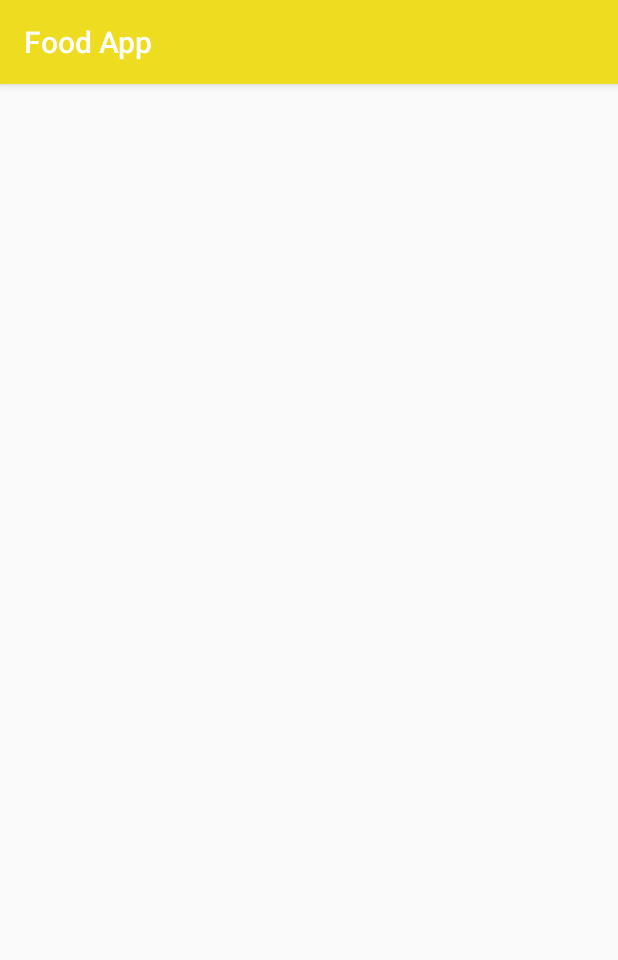
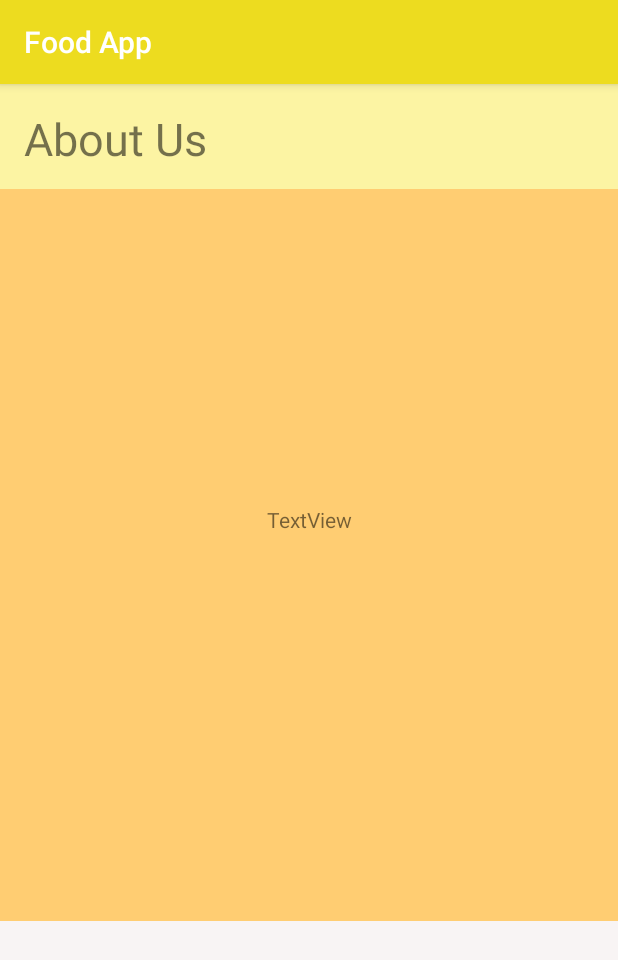
Before and after one commit to patricklouisw/UofTHack_Food_App, an Android app: the about screen opened directly, with no data from a screen before it, on a phone screen of 412 x 824 dp. Shown: the top 960 px of the screen. Run offline under Robolectric (Android 15) with nearby library versions, the phone set to English and light mode, and no system bars.

Commit message:
About page is added

```diff
--- a/app/src/main/res/layout/activity_about.xml
+++ b/app/src/main/res/layout/activity_about.xml
@@ -1,9 +1,51 @@
 <?xml version="1.0" encoding="utf-8"?>
-<androidx.constraintlayout.widget.ConstraintLayout xmlns:android="http://schemas.android.com/apk/res/android"
+<androidx.constraintlayout.widget.ConstraintLayout
+    xmlns:android="http://schemas.android.com/apk/res/android"
     xmlns:app="http://schemas.android.com/apk/res-auto"
     xmlns:tools="http://schemas.android.com/tools"
     android:layout_width="match_parent"
     android:layout_height="match_parent"
+    android:background="#FFCD72"
     tools:context=".about">
 
+    <View
+        android:id="@+id/topDivider"
+        android:layout_width="match_parent"
+        android:layout_height="70dp"
+        android:background="@color/rndBtnYellow"
+        app:layout_constraintEnd_toEndOf="parent"
+        app:layout_constraintStart_toStartOf="parent"
+        app:layout_constraintTop_toTopOf="parent" />
+
+    <TextView
+        android:id="@+id/aboutTitle"
+        android:layout_width="wrap_content"
+        android:layout_height="wrap_content"
+        android:layout_marginStart="16dp"
+        android:layout_marginTop="16dp"
+        android:text="About Us"
+        android:textSize="30sp"
+        app:layout_constraintStart_toStartOf="parent"
+        app:layout_constraintTop_toTopOf="parent" />
+
+    <View
+        android:id="@+id/bottomDivider"
+        android:layout_width="match_parent"
+        android:layout_height="210dp"
+        android:background="#F8F4F4"
+        app:layout_constraintBottom_toBottomOf="parent"
+        app:layout_constraintEnd_toEndOf="parent"
+        app:layout_constraintStart_toStartOf="parent" />
+
+    <TextView
+        android:id="@+id/textView6"
+        android:layout_width="wrap_content"
+        android:layout_height="wrap_content"
+        android:text="TextView"
+        app:layout_constraintBottom_toTopOf="@+id/bottomDivider"
+        app:layout_constraintEnd_toEndOf="parent"
+        app:layout_constraintStart_toStartOf="parent"
+        app:layout_constraintTop_toBottomOf="@+id/topDivider"
+        app:layout_constraintVertical_bias="0.45" />
+
 </androidx.constraintlayout.widget.ConstraintLayout>
```
